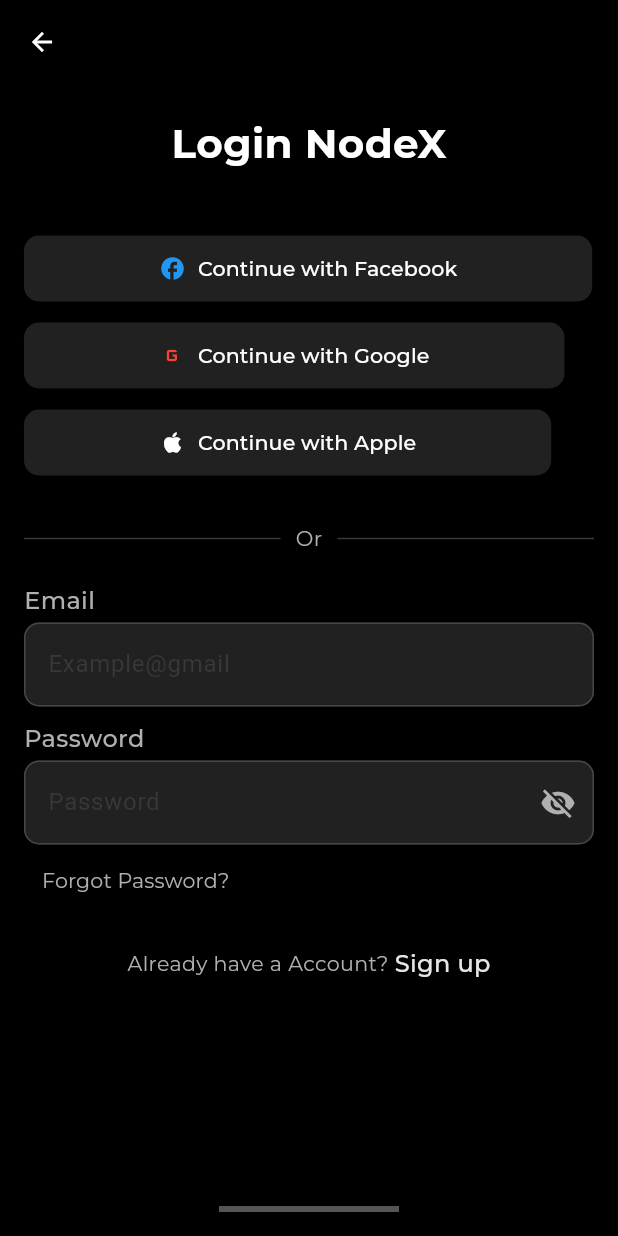
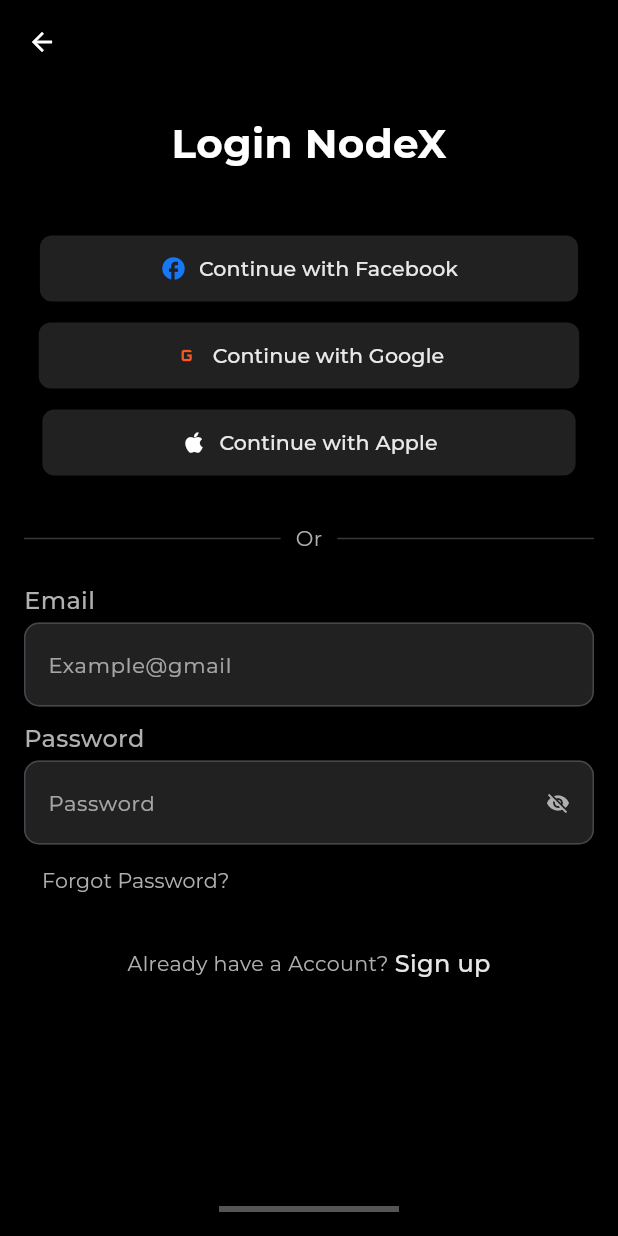
Before and after one commit to Amreen3601/nodex_wallet_app, a Flutter app: the LoginNodeXScreen screen opened by its route, on a phone screen of 412 x 824 dp. Run offline on Flutter 3.47's test engine with Material 3 defaults, Android fonts, the phone set to English and light mode, and no system bars; our stand-ins replace flutter_screenutil, font_awesome_flutter, google_fonts.

Commit message:
updates login and register screens

```diff
--- a/lib/constants/custom_widgets/cstm_icon_btn.dart
+++ b/lib/constants/custom_widgets/cstm_icon_btn.dart
@@ -1,38 +1,44 @@
 import 'package:crypto_wallet_app/constants/utils/exports.dart';
 
 class CustomSocialIconButton extends StatelessWidget {
-  final String text;
+  final VoidCallback onPressed;
   final IconData icon;
   final Color iconColor;
-  final VoidCallback onPressed;
+  final String label;
+  final Color backgroundColor;
+  final Color textColor;
+  final EdgeInsets padding;
 
   const CustomSocialIconButton({
     Key? key,
+    required this.onPressed,
     required this.icon,
-    required this.text,
     required this.iconColor,
-    required this.onPressed,
+    required this.label,
+    this.backgroundColor = AppColors.grey900,
+    this.textColor = AppColors.primaryColor,
+    this.padding = const EdgeInsets.symmetric(horizontal: 80, vertical: 12),
   }) : super(key: key);
 
   @override
   Widget build(BuildContext context) {
     return ElevatedButton.icon(
+      style: ElevatedButton.styleFrom(
+        backgroundColor: backgroundColor,
+        foregroundColor: textColor,
+        padding: padding,
+        shape: RoundedRectangleBorder(
+          borderRadius: BorderRadius.circular(8),
+        ),
+      ),
       onPressed: onPressed,
-      style: ElevatedButton.styleFrom(
-        backgroundColor: AppColors.grey900,
-        foregroundColor: iconColor,
-        padding: EdgeInsets.symmetric(vertical: 12, horizontal: 90),
-        shape: RoundedRectangleBorder(borderRadius: BorderRadius.circular(10)),
-      ),
       icon: Icon(
         icon,
         color: iconColor,
       ),
-      label: Text(
-        text,
-        style:
-            MyTextStyles.medium(color: AppColors.primaryColor, fontSize: 12.sp),
-      ),
-    );
+      label: Text(label,
+          style: MyTextStyles.medium(
+              fontSize: 12.sp, color: AppColors.whiteOpacity90)),
+    ).center;
   }
 }
--- a/lib/constants/custom_widgets/custom_text_feild.dart
+++ b/lib/constants/custom_widgets/custom_text_feild.dart
@@ -31,7 +31,7 @@ class CustomTextField extends StatelessWidget {
       keyboardType: keyboardType,
       decoration: InputDecoration(
         hintText: hintText,
-        hintStyle: const TextStyle(color: AppColors.customGrey),
+        hintStyle: MyTextStyles.regular(),
         filled: true,
         fillColor: AppColors.grey900,
         border: OutlineInputBorder(
@@ -46,18 +46,12 @@ class CustomTextField extends StatelessWidget {
                 icon: Icon(
                   suffixIcon,
                   color: AppColors.lightGrey,
+                  size: 16,
                 ),
                 onPressed: onSuffixIconTap,
               )
             : null,
       ),
-      onChanged: (value) {
-        final errorText = validator(value);
-
-        if (errorText != null) {
-          (context as Element).markNeedsBuild();
-        }
-      },
     );
   }
 }
--- a/lib/view/auth_screen/authentication_screen.dart/login_page.dart
+++ b/lib/view/auth_screen/authentication_screen.dart/login_page.dart
@@ -25,24 +25,28 @@ class LoginNodeXScreen extends StatelessWidget {
                       .center,
                   40.heightBox,
                   CustomSocialIconButton(
+                    onPressed: () {},
                     icon: Icons.facebook,
-                    text: 'Continue with Facebook',
-                    iconColor: Colors.blue,
-                    onPressed: () {},
+                    iconColor: AppColors.facebookBlue,
+                    label: 'Continue with Facebook',
                   ),
                   10.heightBox,
                   CustomSocialIconButton(
+                    onPressed: () {},
                     icon: Icons.g_mobiledata,
-                    text: 'Continue with Google',
-                    iconColor: Colors.red,
-                    onPressed: () {},
+                    iconColor: AppColors.googleColor,
+                    label: 'Continue with Google',
+                    padding: const EdgeInsets.symmetric(
+                        horizontal: 90, vertical: 12),
                   ),
                   10.heightBox,
                   CustomSocialIconButton(
+                    onPressed: () {},
                     icon: Icons.apple,
-                    text: 'Continue with Apple',
-                    iconColor: Colors.white,
-                    onPressed: () {},
+                    iconColor: AppColors.primaryColor,
+                    label: 'Continue with Apple',
+                    padding: const EdgeInsets.symmetric(
+                        horizontal: 92, vertical: 12),
                   ),
                   30.heightBox,
                   Row(
@@ -59,8 +63,7 @@ class LoginNodeXScreen extends StatelessWidget {
                   ),
                   20.heightBox,
                   'Email'.toText(
-                    textStyle:
-                        MyTextStyles.medium(color: AppColors.lightGrey),
+                    textStyle: MyTextStyles.medium(color: AppColors.lightGrey),
                   ),
                   3.heightBox,
                   CustomTextField(
@@ -72,8 +75,7 @@ class LoginNodeXScreen extends StatelessWidget {
                   ),
                   10.heightBox,
                   'Password'.toText(
-                    textStyle:
-                        MyTextStyles.medium(color: AppColors.lightGrey),
+                    textStyle: MyTextStyles.medium(color: AppColors.lightGrey),
                   ),
                   3.heightBox,
                   CustomTextField(
--- a/lib/view/auth_screen/onboarding_screen/onboarding_page.dart
+++ b/lib/view/auth_screen/onboarding_screen/onboarding_page.dart
@@ -36,7 +36,7 @@ class OnboardingScreen extends StatelessWidget {
                     children: [
                       TextSpan(
                         text: "Privacy Policy\n",
-                        style: MyTextStyles.bold(
+                        style: MyTextStyles.medium(
                           color: AppColors.whiteOpacity90,
                           fontSize: 10.sp,
                         ),
@@ -50,7 +50,7 @@ class OnboardingScreen extends StatelessWidget {
                       ),
                       TextSpan(
                         text: "Terms of Use",
-                        style: MyTextStyles.bold(
+                        style: MyTextStyles.medium(
                           color: AppColors.whiteOpacity90,
                           fontSize: 10.sp,
                         ),
```
